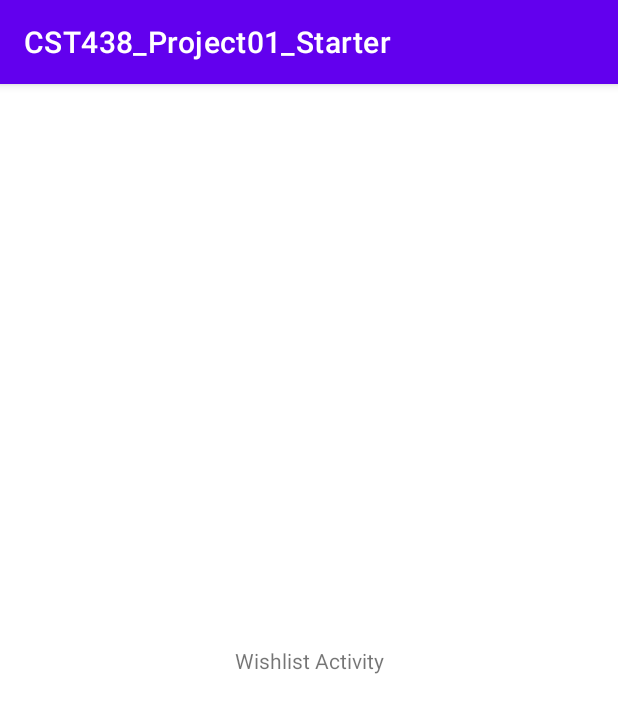
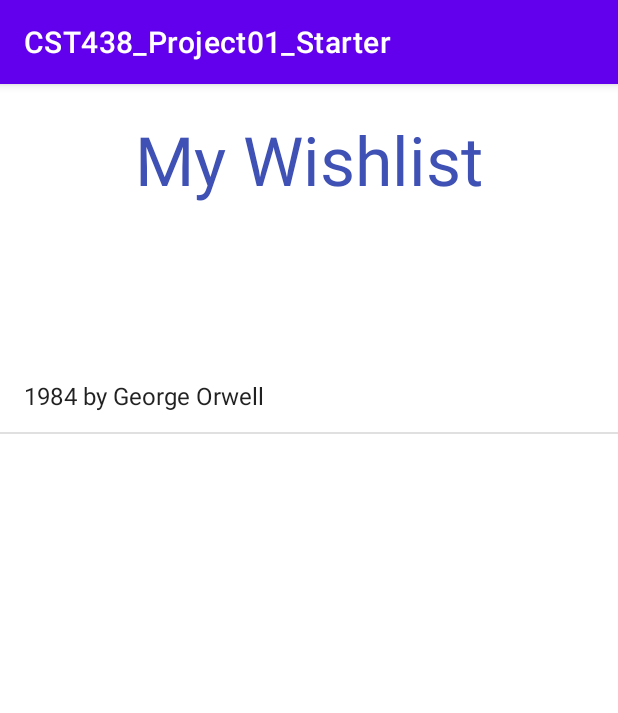
Before and after one commit to comuwayit/CST438_Group4_Project01, an Android app: the WishlistActivity screen opened directly, with no data from a screen before it, on a phone screen of 412 x 824 dp. Shown: the top 713 px of the screen. Run offline under Robolectric (Android 15) with nearby library versions, the phone set to English and light mode, and no system bars; our stand-ins replace Room's generated code.

Commit message:
Wishlist Setup with Osman

```diff
--- a/app/src/main/java/com/daclink/drew/sp22/cst438_project01_starter/AppDataBase.java
+++ b/app/src/main/java/com/daclink/drew/sp22/cst438_project01_starter/AppDataBase.java
@@ -1,15 +1,18 @@
 package com.daclink.drew.sp22.cst438_project01_starter;
 
+import androidx.room.AutoMigration;
 import androidx.room.Database;
 import androidx.room.RoomDatabase;
 
-@Database(entities = {User.class, Book.class}, version = 1) // idk what this error means :(
+@Database(entities = {User.class, Book.class}, version = 2) // idk what this error means :(
+
 public abstract class AppDataBase extends RoomDatabase {
     public static final String DB_NAME = "USER_DATABASE";
     public static final String USER_TABLE = "USER_TABLE";
 
-
-    public static final String BOOK_TABLE = "BOOK_TABLE";
+//    public static final String BOOK_DB_NAME = "BOOK_DATABASE";
+    public static final String BOOK_TABLE = "BOOK_TABLE";// read table
+    public static final String WISH_TABLE = "WISH_TABLE";//wish list table
 
     public abstract BookDAO book();
     public abstract UserDAO getDao();
--- a/app/src/main/java/com/daclink/drew/sp22/cst438_project01_starter/BookTrackerDB.java
+++ b/app/src/main/java/com/daclink/drew/sp22/cst438_project01_starter/BookTrackerDB.java
@@ -4,7 +4,7 @@ import androidx.room.Database;
 
 import androidx.room.RoomDatabase;
 
-@Database(entities = {Book.class}, version = 1, exportSchema = false)
+@Database(entities = {Book.class}, version = 2, exportSchema = false)
 public abstract class BookTrackerDB extends RoomDatabase{
     public abstract BookDAO book();
     public static final String BOOK_TABLE = "BOOK_TABLE";
--- a/app/src/main/java/com/daclink/drew/sp22/cst438_project01_starter/LoginActivity.java
+++ b/app/src/main/java/com/daclink/drew/sp22/cst438_project01_starter/LoginActivity.java
@@ -38,6 +38,7 @@ public class LoginActivity extends AppCompatActivity {
         mCreateAccountButton = findViewById(R.id.buttonCreateAccount);
 
         userDAO = Room.databaseBuilder(this, AppDataBase.class, AppDataBase.DB_NAME)
+                .fallbackToDestructiveMigration()
                 .allowMainThreadQueries()
                 .build()
                 .getDao();
--- a/app/src/main/java/com/daclink/drew/sp22/cst438_project01_starter/UserDAO.java
+++ b/app/src/main/java/com/daclink/drew/sp22/cst438_project01_starter/UserDAO.java
@@ -28,4 +28,22 @@ public interface UserDAO {
     @Query("SELECT * FROM " + AppDataBase.USER_TABLE + " WHERE mUserId = :userid")
     User getUserbyUserId(int userid);
 
+    //BOOK DAO OPERATIONS
+    @Insert
+    void insert(Book... Books);
+
+    @Update
+    void update(Book... Books);
+
+    @Delete
+    void delete(Book Book);
+
+    @Query("SELECT * FROM " + AppDataBase.BOOK_TABLE + " ORDER BY mTitle ASC")
+    List<Book> getAllBooks();
+
+    @Query("SELECT * FROM " + AppDataBase.BOOK_TABLE + " WHERE mAuthor = :Author")
+    Book getBookByAuthor(String Author);
+
+    @Query("SELECT * FROM " + AppDataBase.BOOK_TABLE + " WHERE idNumber = :idNum")
+    Book getBookbyBookId(int idNum);
 }
--- a/app/src/main/java/com/daclink/drew/sp22/cst438_project01_starter/WishlistActivity.java
+++ b/app/src/main/java/com/daclink/drew/sp22/cst438_project01_starter/WishlistActivity.java
@@ -1,14 +1,40 @@
 package com.daclink.drew.sp22.cst438_project01_starter;
 
+import androidx.annotation.ArrayRes;
 import androidx.appcompat.app.AppCompatActivity;
+import androidx.room.Room;
 
 import android.os.Bundle;
+import android.widget.ArrayAdapter;
+import android.widget.ListView;
+
+import java.util.ArrayList;
 
 public class WishlistActivity extends AppCompatActivity {
+
+    private ListView wlistView;
+
+    private UserDAO bookDao;
 
     @Override
     protected void onCreate(Bundle savedInstanceState) {
         super.onCreate(savedInstanceState);
         setContentView(R.layout.activity_wishlist);
+
+        wlistView = findViewById(R.id.wishListListView);
+
+        bookDao = Room.databaseBuilder(this, AppDataBase.class, AppDataBase.DB_NAME)
+                .fallbackToDestructiveMigration()
+                .allowMainThreadQueries()
+                .build()
+                .getDao();
+
+        ArrayList<Book> bookList = new ArrayList<>();
+
+        Book testBook = new Book("1984", "Distopian", "George Orwell", 1);
+        bookList.add(testBook);
+
+        ArrayAdapter arrayAdapter = new ArrayAdapter(this, android.R.layout.simple_list_item_1, bookList);
+        wlistView.setAdapter(arrayAdapter);
     }
 }
--- a/app/src/main/res/layout/activity_wishlist.xml
+++ b/app/src/main/res/layout/activity_wishlist.xml
@@ -1,18 +1,31 @@
 <?xml version="1.0" encoding="utf-8"?>
-<androidx.constraintlayout.widget.ConstraintLayout xmlns:android="http://schemas.android.com/apk/res/android"
+<RelativeLayout xmlns:android="http://schemas.android.com/apk/res/android"
     xmlns:app="http://schemas.android.com/apk/res-auto"
     xmlns:tools="http://schemas.android.com/tools"
     android:layout_width="match_parent"
     android:layout_height="match_parent"
     tools:context=".WishlistActivity">
 
+
+    <ListView
+        android:id="@+id/wishListListView"
+        android:layout_width="match_parent"
+        android:layout_height="586dp"
+        android:layout_alignParentBottom="true"
+        android:layout_marginBottom="-2dp" />
+
     <TextView
-        android:id="@+id/textView"
+        android:id="@+id/textViewTitle"
         android:layout_width="wrap_content"
         android:layout_height="wrap_content"
-        android:text="Wishlist Activity"
-        app:layout_constraintBottom_toBottomOf="parent"
+        android:layout_centerHorizontal="true"
+        android:layout_marginTop="20dp"
+        android:layout_marginBottom="10dp"
+        android:text="My Wishlist"
+        android:textAppearance="@style/TextAppearance.AppCompat.Display2"
+        android:textColor="#3F51B5"
         app:layout_constraintEnd_toEndOf="parent"
         app:layout_constraintStart_toStartOf="parent"
         app:layout_constraintTop_toTopOf="parent" />
-</androidx.constraintlayout.widget.ConstraintLayout>
+
+</RelativeLayout>
```
Also changed, not shown: app/src/main/java/com/daclink/drew/sp22/cst438_project01_starter/Book.java (+12 -9 lines).
